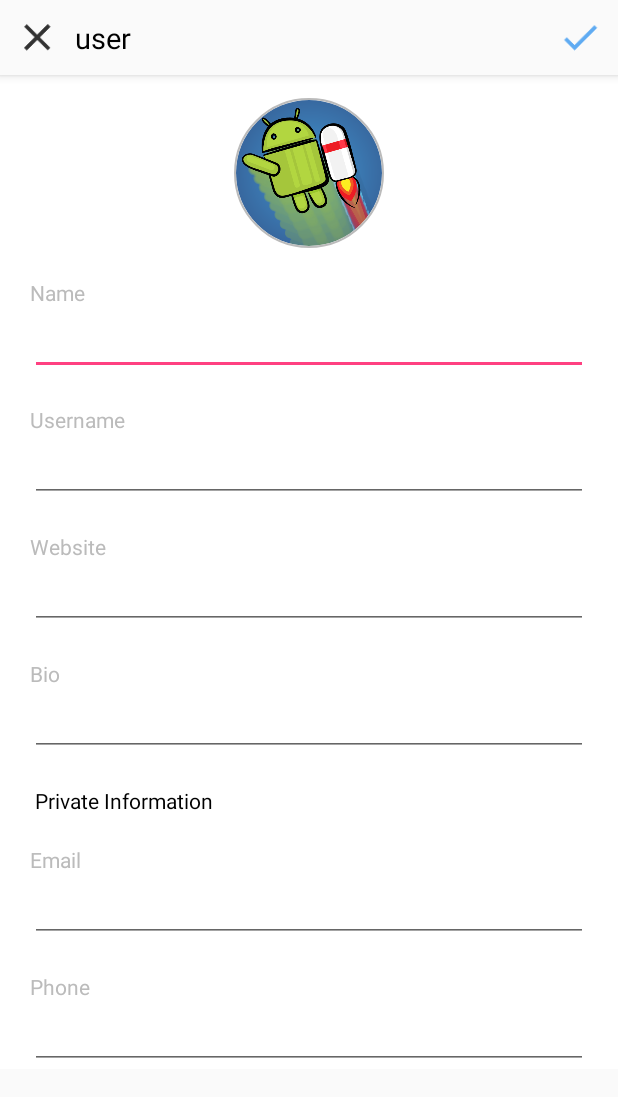
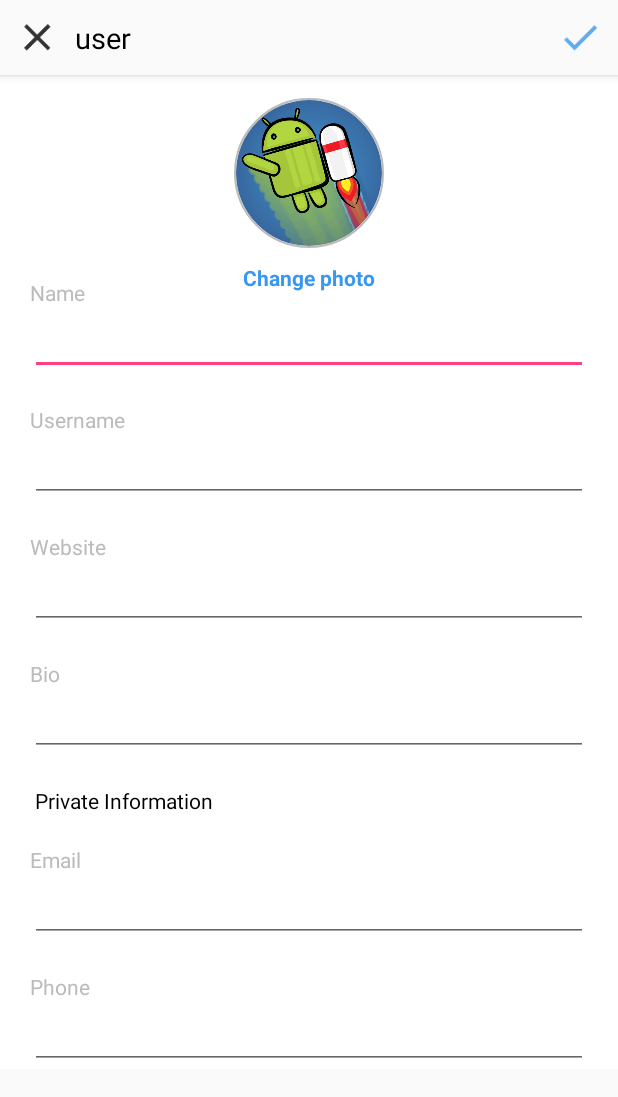
Before and after one commit to Nikendo/InstagrammApp, an Android app: the EditProfileActivity screen opened directly, with no data from a screen before it, on a phone screen of 412 x 824 dp. Shown: the top 1097 px of the screen. Run offline under Robolectric (Android 15) with nearby library versions, the phone set to English and light mode, and no system bars; our stand-ins replace CircleImageView, Firebase (no records; nobody signed in at launch, a user with empty details on screens opened directly); 8 statements that could not run were skipped.

Commit message:
Added uploading image from device camera to firebase storage

```diff
--- a/app/build.gradle
+++ b/app/build.gradle
@@ -41,6 +41,7 @@ dependencies {
     implementation 'com.google.firebase:firebase-core:16.0.1'
     implementation 'com.google.firebase:firebase-auth:16.0.1'
     implementation 'com.google.firebase:firebase-database:16.0.1'
+    implementation 'com.google.firebase:firebase-storage:16.0.1'
 
     implementation 'net.yslibrary.keyboardvisibilityevent:keyboardvisibilityevent:2.1.0'
 }
--- a/app/src/main/res/layout/activity_edit_profile.xml
+++ b/app/src/main/res/layout/activity_edit_profile.xml
@@ -59,6 +59,18 @@
             app:layout_constraintEnd_toEndOf="parent"
             app:layout_constraintStart_toStartOf="parent"
             app:layout_constraintTop_toBottomOf="@id/editProfileToolBar" />
+
+        <TextView
+            android:id="@+id/tvChangePhoto"
+            android:layout_width="wrap_content"
+            android:layout_height="wrap_content"
+            android:layout_marginTop="10dp"
+            android:text="Change photo"
+            android:textColor="@color/picton_blue"
+            android:textStyle="bold"
+            app:layout_constraintEnd_toEndOf="parent"
+            app:layout_constraintStart_toStartOf="parent"
+            app:layout_constraintTop_toBottomOf="@id/imageProfile" />
 
         <TextView
             android:id="@+id/tvNameLabel"
--- /dev/null
+++ b/app/src/main/res/xml/file_paths.xml
@@ -0,0 +1,4 @@
+<?xml version="1.0" encoding="utf-8"?>
+<paths xmlns:android="http://schemas.android.com/apk/res/android">
+    <external-path name="images" path="Android/data/nikendo.com.instagrammapp/files/Pictures" />
+</paths>
```
Also changed, not shown: app/src/main/AndroidManifest.xml (+14 -0 lines), app/src/main/java/nikendo/com/instagrammapp/EditProfileActivity.kt (+65 -1 lines), 1 other file.
